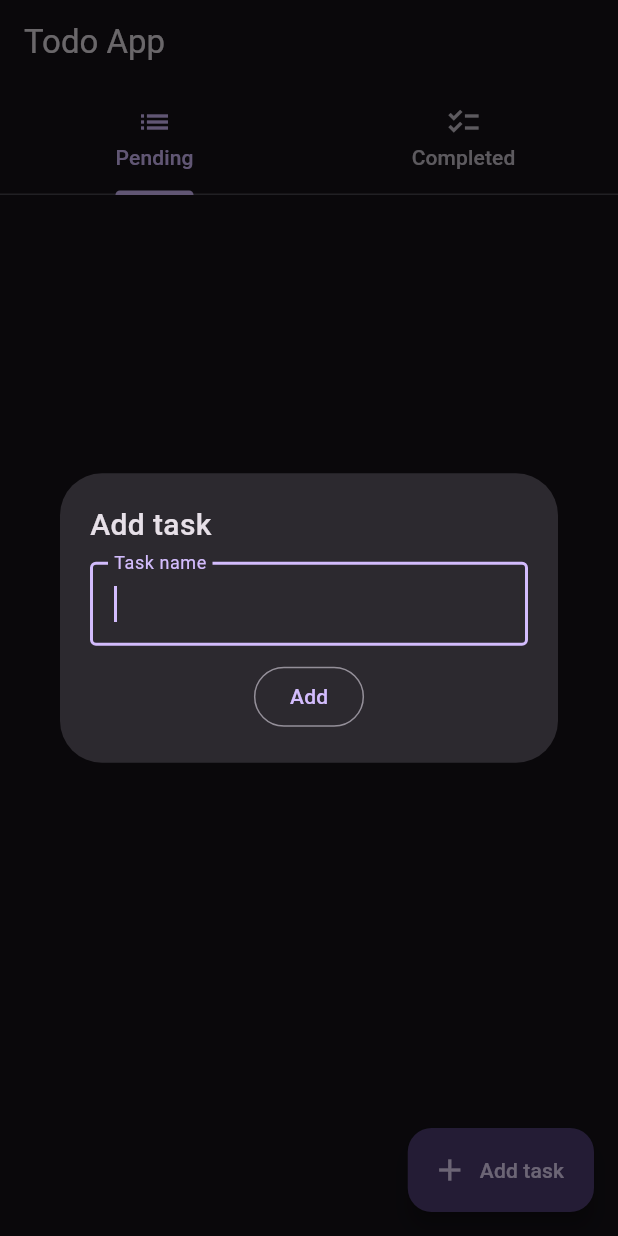
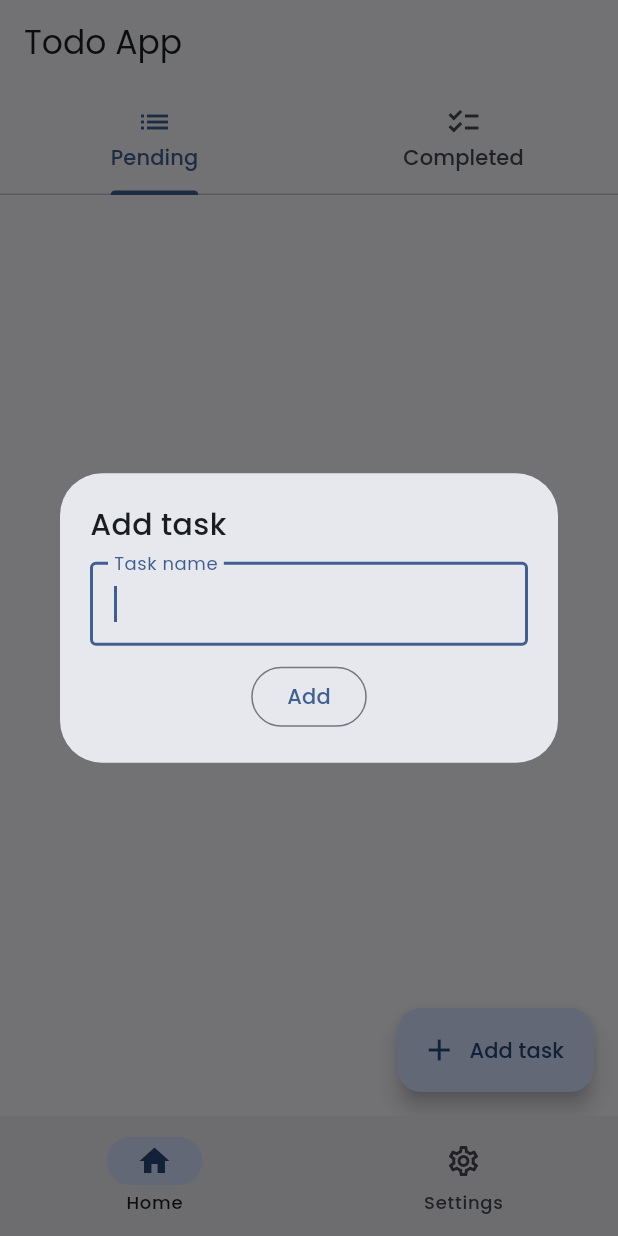
Before and after one commit to murilomonte/todo_app, a Flutter app: the screen it shows after launch, after a tap on "Add task", on a phone screen of 412 x 824 dp. Run offline on Flutter 3.47's test engine with Material 3 defaults, Android fonts, the phone set to English and light mode, and no system bars; our stand-ins replace google_fonts.

Commit message:
feat: dark e light mode implementados

```diff
--- a/lib/main.dart
+++ b/lib/main.dart
@@ -1,29 +1,30 @@
 import 'package:flutter/material.dart';
 import 'package:provider/provider.dart';
+import 'package:todo_provider/providers/theme/theme_provider.dart';
 import 'package:todo_provider/providers/todo_provider.dart';
-import 'package:todo_provider/views/home_page.dart';
+import 'package:todo_provider/views/navigation.dart';
 
 void main() {
   runApp(
-    ChangeNotifierProvider(
-      create: (context) => TodoProvider(),
-      child: MaterialApp(
-        theme: ThemeData(
-          colorScheme: ColorScheme.fromSeed(
-            seedColor: Colors.purple,
-            brightness: Brightness.light,
-          ),
-        ),
-        darkTheme: ThemeData(
-          colorScheme: ColorScheme.fromSeed(
-            seedColor: Colors.deepPurple,
-            brightness: Brightness.dark,
-          ),
-        ),
-        themeMode: ThemeMode.dark,
-        debugShowCheckedModeBanner: false,
-        home: HomePage(),
-      ),
+    MultiProvider(
+      providers: [
+        ChangeNotifierProvider(create: (context) => TodoProvider()),
+        ChangeNotifierProvider(create: (context) => ThemeProvider()),
+      ],
+      child: MyApp()
     ),
   );
 }
+
+class MyApp extends StatelessWidget {
+  const MyApp({super.key});
+
+  @override
+  Widget build(BuildContext context) {
+    return MaterialApp(
+        theme: Provider.of<ThemeProvider>(context).themeData,
+        debugShowCheckedModeBanner: false,
+        home: Navigation(),
+      );
+  }
+}
--- /dev/null
+++ b/lib/providers/theme/dark_mode.dart
@@ -0,0 +1,75 @@
+import 'package:flutter/material.dart';
+import 'package:google_fonts/google_fonts.dart';
+
+ThemeData darkMode = ThemeData(
+  useMaterial3: true,
+  fontFamily: GoogleFonts.poppins().fontFamily,
+  splashColor: Colors.transparent,
+  highlightColor: Colors.transparent,
+  disabledColor: Colors.grey.shade700,
+  hintColor: Colors.grey.shade500,
+  focusColor: Colors.white12,
+  hoverColor: Colors.white10,
+  colorScheme: ColorScheme(
+    brightness: Brightness.dark,
+    primary: Color(0xffa9c7ff),
+    surfaceTint: Color(0xffa9c7ff),
+    onPrimary: Color(0xff08305f),
+    primaryContainer: Color(0xff264777),
+    onPrimaryContainer: Color(0xffd6e3ff),
+    secondary: Color(0xffa9c7ff),
+    onSecondary: Color(0xff09305f),
+    secondaryContainer: Color(0xff274777),
+    onSecondaryContainer: Color(0xffd6e3ff),
+    tertiary: Color(0xff85d2e8),
+    onTertiary: Color(0xff003641),
+    tertiaryContainer: Color(0xff004e5d),
+    onTertiaryContainer: Color(0xffafecff),
+    error: Color(0xffffb4ab),
+    onError: Color(0xff690005),
+    errorContainer: Color(0xff93000a),
+    onErrorContainer: Color(0xffffdad6),
+    surface: Color(0xff111318),
+    onSurface: Color(0xffe2e2e9),
+    onSurfaceVariant: Color(0xffc4c6cf),
+    outline: Color(0xff8e9099),
+    outlineVariant: Color(0xff43474e),
+    shadow: Color(0xff000000),
+    scrim: Color(0xff000000),
+    inverseSurface: Color(0xffe2e2e9),
+    inversePrimary: Color(0xff405f90),
+    primaryFixed: Color(0xffd6e3ff),
+    onPrimaryFixed: Color(0xff001b3d),
+    primaryFixedDim: Color(0xffa9c7ff),
+    onPrimaryFixedVariant: Color(0xff264777),
+    secondaryFixed: Color(0xffd6e3ff),
+    onSecondaryFixed: Color(0xff001b3d),
+    secondaryFixedDim: Color(0xffa9c7ff),
+    onSecondaryFixedVariant: Color(0xff274777),
+    tertiaryFixed: Color(0xffafecff),
+    onTertiaryFixed: Color(0xff001f26),
+    tertiaryFixedDim: Color(0xff85d2e8),
+    onTertiaryFixedVariant: Color(0xff004e5d),
+    surfaceDim: Color(0xff111318),
+    surfaceBright: Color(0xff37393e),
+    surfaceContainerLowest: Color(0xff0c0e13),
+    surfaceContainerLow: Color(0xff191c20),
+    surfaceContainer: Color(0xff1d2024),
+    surfaceContainerHigh: Color(0xff282a2f),
+    surfaceContainerHighest: Color(0xff33353a),
+  ),
+);
+
+// ThemeData darkMode = ThemeData(
+//   colorScheme: ColorScheme.dark(
+//     // background is deprecated
+//     primary: Colors.white,
+//     onPrimary: const Color(0xFF212121),
+//     secondary: Colors.grey.shade800,
+//     onSecondary: Colors.white,
+//     error: Colors.red.shade900,
+//     onError: Colors.white,
+//     surface: const Color(0xFF242424),
+//     onSurface: Colors.white,
+//   ),
+// );
--- /dev/null
+++ b/lib/providers/theme/light_mode.dart
@@ -0,0 +1,74 @@
+import 'package:flutter/material.dart';
+import 'package:google_fonts/google_fonts.dart';
+
+// ThemeData lightMode = ThemeData(
+//   colorScheme: ColorScheme.light(
+//     primary: const Color.fromARGB(255, 63, 178, 255),
+//     onPrimary: Colors.white,
+//     secondary: const Color(0xFFDBDFE7),
+//     onSecondary: const Color(0xFF2E3133),
+//     error: Colors.red.shade200,
+//     onError: Colors.black,
+//     surface: const Color(0xFFfafafa),
+//     onSurface: const Color(0xFF2E3133),
+//   ),
+// );
+
+ThemeData lightMode = ThemeData(
+  textTheme: TextTheme(),
+  useMaterial3: true,
+  fontFamily: GoogleFonts.poppins().fontFamily,
+  splashColor: Colors.transparent,
+  highlightColor: Colors.transparent,
+  disabledColor: const Color(0xFFDADBDF),
+  focusColor: const Color(0xFF212A40).withValues(alpha: 0.12),
+  hoverColor: const Color(0xFF212A40).withValues(alpha: 0.06),
+  colorScheme: ColorScheme(
+    brightness: Brightness.light,
+      primary: Color(0xff405f90),
+      surfaceTint: Color(0xff405f90),
+      onPrimary: Color(0xffffffff),
+      primaryContainer: Color(0xffd6e3ff),
+      onPrimaryContainer: Color(0xff264777),
+      secondary: Color(0xff405f90),
+      onSecondary: Color(0xffffffff),
+      secondaryContainer: Color(0xffd6e3ff),
+      onSecondaryContainer: Color(0xff274777),
+      tertiary: Color(0xff00687b),
+      onTertiary: Color(0xffffffff),
+      tertiaryContainer: Color(0xffafecff),
+      onTertiaryContainer: Color(0xff004e5d),
+      error: Color(0xffba1a1a),
+      onError: Color(0xffffffff),
+      errorContainer: Color(0xffffdad6),
+      onErrorContainer: Color(0xff93000a),
+      surface: Color(0xfff9f9ff),
+      onSurface: Color(0xff191c20),
+      onSurfaceVariant: Color(0xff43474e),
+      outline: Color(0xff74777f),
+      outlineVariant: Color(0xffc4c6cf),
+      shadow: Color(0xff000000),
+      scrim: Color(0xff000000),
+      inverseSurface: Color(0xff2e3035),
+      inversePrimary: Color(0xffa9c7ff),
+      primaryFixed: Color(0xffd6e3ff),
+      onPrimaryFixed: Color(0xff001b3d),
+      primaryFixedDim: Color(0xffa9c7ff),
+      onPrimaryFixedVariant: Color(0xff264777),
+      secondaryFixed: Color(0xffd6e3ff),
+      onSecondaryFixed: Color(0xff001b3d),
+      secondaryFixedDim: Color(0xffa9c7ff),
+      onSecondaryFixedVariant: Color(0xff274777),
+      tertiaryFixed: Color(0xffafecff),
+      onTertiaryFixed: Color(0xff001f26),
+      tertiaryFixedDim: Color(0xff85d2e8),
+      onTertiaryFixedVariant: Color(0xff004e5d),
+      surfaceDim: Color(0xffd9d9e0),
+      surfaceBright: Color(0xfff9f9ff),
+      surfaceContainerLowest: Color(0xffffffff),
+      surfaceContainerLow: Color(0xfff3f3fa),
+      surfaceContainer: Color(0xffededf4),
+      surfaceContainerHigh: Color(0xffe7e8ee),
+      surfaceContainerHighest: Color(0xffe2e2e9),
+  ),
+);
--- /dev/null
+++ b/lib/providers/theme/theme_provider.dart
@@ -0,0 +1,30 @@
+import 'package:flutter/material.dart';
+import 'package:todo_provider/providers/theme/dark_mode.dart';
+import 'package:todo_provider/providers/theme/light_mode.dart';
+
+class ThemeProvider extends ChangeNotifier {
+  // iniciamente no lightmode
+  ThemeData _themeData = lightMode;
+
+
+  // Getter
+  get themeData => _themeData;
+  bool get isDarkMode => _themeData == darkMode;
+
+  // Setter
+  set themMode(ThemeData theme) {
+    _themeData = theme;
+    notifyListeners();
+  }
+
+  // Toggle Theme
+  void toggleTheme() {
+    if (_themeData == lightMode) {
+      _themeData = darkMode;
+    } else {
+      _themeData = lightMode;
+    }
+    notifyListeners();
+  }
+
+}
--- /dev/null
+++ b/lib/views/navigation.dart
@@ -0,0 +1,35 @@
+import 'package:flutter/material.dart';
+import 'package:todo_provider/views/home_page.dart';
+import 'package:todo_provider/views/settings_page.dart';
+
+class Navigation extends StatefulWidget {
+  const Navigation({super.key});
+
+  @override
+  State<Navigation> createState() => _NavigationState();
+}
+
+class _NavigationState extends State<Navigation> {
+  int counter = 0;
+  @override
+  Widget build(BuildContext context) {
+    return Scaffold(
+      bottomNavigationBar: NavigationBar(
+        onDestinationSelected: (value) {
+          setState(() {
+            counter = value;
+          });
+        },
+        selectedIndex: counter,
+        destinations: [
+          NavigationDestination(icon: Icon(Icons.home_outlined) , selectedIcon: Icon(Icons.home), label: 'Home'),
+          NavigationDestination(icon: Icon(Icons.settings_outlined) , selectedIcon: Icon(Icons.settings), label: 'Settings'),
+        ],
+      ),
+      body: [
+        HomePage(),
+        SettingsPage(),
+      ][counter],
+    );
+  }
+}
--- a/pubspec.yaml
+++ b/pubspec.yaml
@@ -36,6 +36,7 @@ dependencies:
   cupertino_icons: ^1.0.8
   provider: ^6.1.2
   uuid: ^4.5.1
+  google_fonts: ^6.2.1
 
 dev_dependencies:
   flutter_test:
```
Also changed, not shown: lib/views/settings_page.dart (added, +40 -0 lines), 2 other files.
